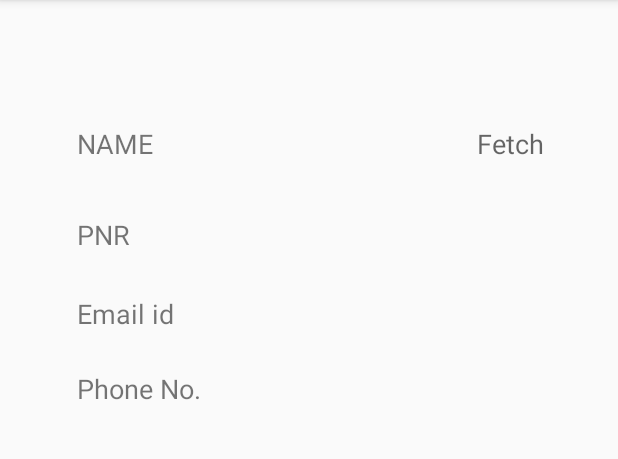
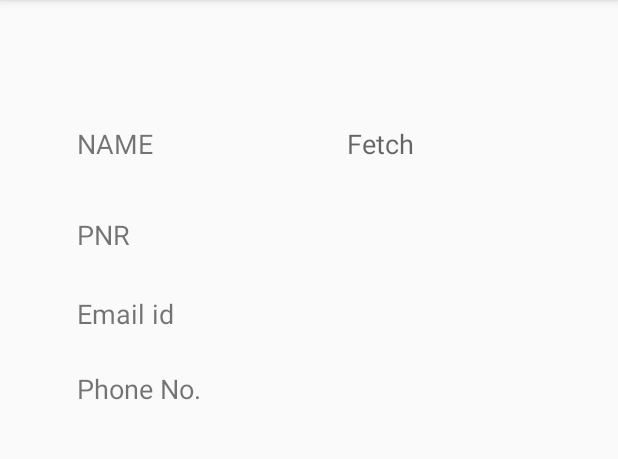
Before and after one commit to ujjwalagr/RailShayak, an Android app: the Mainpage screen opened directly, with no data from a screen before it, on a phone screen of 412 x 824 dp, the part 84-543 px from its top. Run offline under Robolectric (Android 15) with nearby library versions, the phone set to English and light mode, and no system bars.

Commit message:
Merge branch 'Coder' of https://github.com/developershivamshukla/Passenger_Security into developershivamshukla-Coder
# Conflicts:
#	app/src/main/java/passengersecurity/com/passengersecurity/Login.java
#	app/src/main/java/passengersecurity/com/passengersecurity/Mainpage.java

```diff
--- a/app/src/main/AndroidManifest.xml
+++ b/app/src/main/AndroidManifest.xml
@@ -2,10 +2,6 @@
 <manifest xmlns:android="http://schemas.android.com/apk/res/android"
     package="passengersecurity.com.passengersecurity">
 
-    <!-- To auto-complete the email text field in the login form with the user's emails -->
-    <uses-permission android:name="android.permission.GET_ACCOUNTS" />
-    <uses-permission android:name="android.permission.READ_PROFILE" />
-    <uses-permission android:name="android.permission.READ_CONTACTS" />
 
     <application
         android:allowBackup="true"
@@ -14,16 +10,13 @@
         android:roundIcon="@mipmap/ic_launcher_round"
         android:supportsRtl="true"
         android:theme="@style/AppTheme">
-        <activity android:name=".FirstPage">
-
-        </activity>
+        <activity android:name=".FirstPage" />
         <activity android:name=".SecondPage" />
         <activity android:name=".Login" />
         <activity android:name=".Mainpage" />
         <activity android:name=".SplashScreen">
             <intent-filter>
                 <action android:name="android.intent.action.MAIN" />
-
                 <category android:name="android.intent.category.LAUNCHER" />
             </intent-filter>
         </activity>
--- a/app/src/main/java/passengersecurity/com/passengersecurity/Login.java
+++ b/app/src/main/java/passengersecurity/com/passengersecurity/Login.java
@@ -9,9 +9,9 @@ import android.widget.EditText;
 import android.widget.Toast;
 
 public class Login extends AppCompatActivity {
+    static String s1, s2, s3, s4;
     Button b,b1;
     EditText e1,e2,e3,e4;
-    static String s1,s2,s3,s4;
 
    @Override
     protected void onCreate(Bundle savedInstanceState) {
@@ -27,9 +27,9 @@ public class Login extends AppCompatActivity {
         b.setOnClickListener(new View.OnClickListener() {
             @Override
             public void onClick(View view) {
-                s1=e1.getText().toString();
-                s2=e2.getText().toString();
-                s3=e3.getText().toString();
+                s1 = e1.getText().toString();
+                s2 = e2.getText().toString();
+                s3 = e3.getText().toString();
                 s4=e4.getText().toString();
 
                 if(s1.isEmpty())
@@ -45,7 +45,7 @@ public class Login extends AppCompatActivity {
                 b1.setOnClickListener(new View.OnClickListener() {
                     @Override
                     public void onClick(View view) {
-                        Intent i=new Intent(Login.this,Mainpage.class);
+                        Intent i = new Intent(Login.this, Mainpage.class);
                         startActivity(i);
                     }
                 });
--- a/app/src/main/res/layout/activity_mainpage.xml
+++ b/app/src/main/res/layout/activity_mainpage.xml
@@ -9,7 +9,6 @@
 
     <TextView
 
-        android:textSize="18dp"
         android:id="@+id/textView3"
         android:layout_width="wrap_content"
         android:layout_height="wrap_content"
@@ -17,37 +16,38 @@
         android:layout_alignParentTop="true"
         android:layout_marginStart="51dp"
         android:layout_marginTop="83dp"
-        android:text="NAME" />
+        android:text="NAME"
+        android:textSize="18dp" />
 
     <TextView
-        android:textSize="18dp"
         android:id="@+id/textView4"
         android:layout_width="wrap_content"
         android:layout_height="wrap_content"
         android:layout_alignStart="@+id/textView3"
         android:layout_below="@+id/textView3"
         android:layout_marginTop="36dp"
-        android:text="PNR" />
+        android:text="PNR"
+        android:textSize="18dp" />
 
     <TextView
-        android:textSize="18dp"
         android:id="@+id/textView5"
         android:layout_width="wrap_content"
         android:layout_height="wrap_content"
         android:layout_alignStart="@+id/textView4"
         android:layout_below="@+id/textView4"
         android:layout_marginTop="28dp"
-        android:text="Email id" />
+        android:text="Email id"
+        android:textSize="18dp" />
 
     <TextView
-        android:textSize="18dp"
         android:id="@+id/textView6"
         android:layout_width="wrap_content"
         android:layout_height="wrap_content"
         android:layout_alignStart="@+id/textView5"
         android:layout_below="@+id/textView5"
         android:layout_marginTop="25dp"
-        android:text="Phone No." />
+        android:text="Phone No."
+        android:textSize="18dp" />
 
     <TextView
 
@@ -56,36 +56,36 @@
         android:layout_height="wrap_content"
         android:layout_alignBaseline="@+id/textView3"
         android:layout_alignBottom="@+id/textView3"
-        android:layout_alignParentEnd="true"
-        android:layout_marginEnd="49dp"
+        android:layout_marginStart="97dp"
+        android:layout_toEndOf="@+id/textView6"
         android:hint="Fetch"
         android:textSize="18dp" />
 
     <TextView
-        android:textSize="18dp"
         android:id="@+id/pnr"
         android:layout_width="wrap_content"
         android:layout_height="wrap_content"
         android:layout_above="@+id/textView5"
         android:layout_alignStart="@+id/tname"
-        android:text="Fetch" />
+        android:text="Fetch"
+        android:textSize="18dp" />
 
     <TextView
-        android:textSize="18dp"
         android:id="@+id/mailtext"
         android:layout_width="wrap_content"
         android:layout_height="wrap_content"
         android:layout_above="@+id/textView6"
         android:layout_alignStart="@+id/numtext"
-        android:text="Fetch" />
+        android:text="Fetch"
+        android:textSize="18dp" />
 
     <TextView
-        android:textSize="18dp"
         android:id="@+id/numtext"
         android:layout_width="wrap_content"
         android:layout_height="wrap_content"
         android:layout_alignBaseline="@+id/textView6"
         android:layout_alignBottom="@+id/textView6"
         android:layout_alignStart="@+id/pnr"
-        android:text="Fetch" />
+        android:text="Fetch"
+        android:textSize="18dp" />
 </RelativeLayout>
```
Also changed, not shown: app/src/main/java/passengersecurity/com/passengersecurity/SplashScreen.java (+6 -5 lines).
